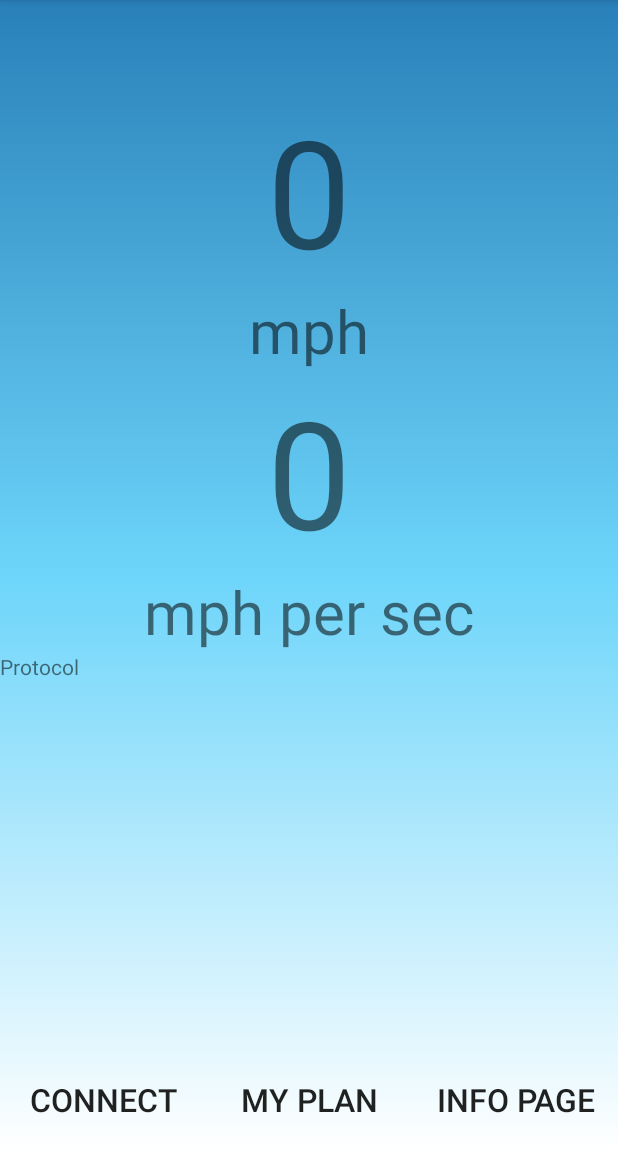
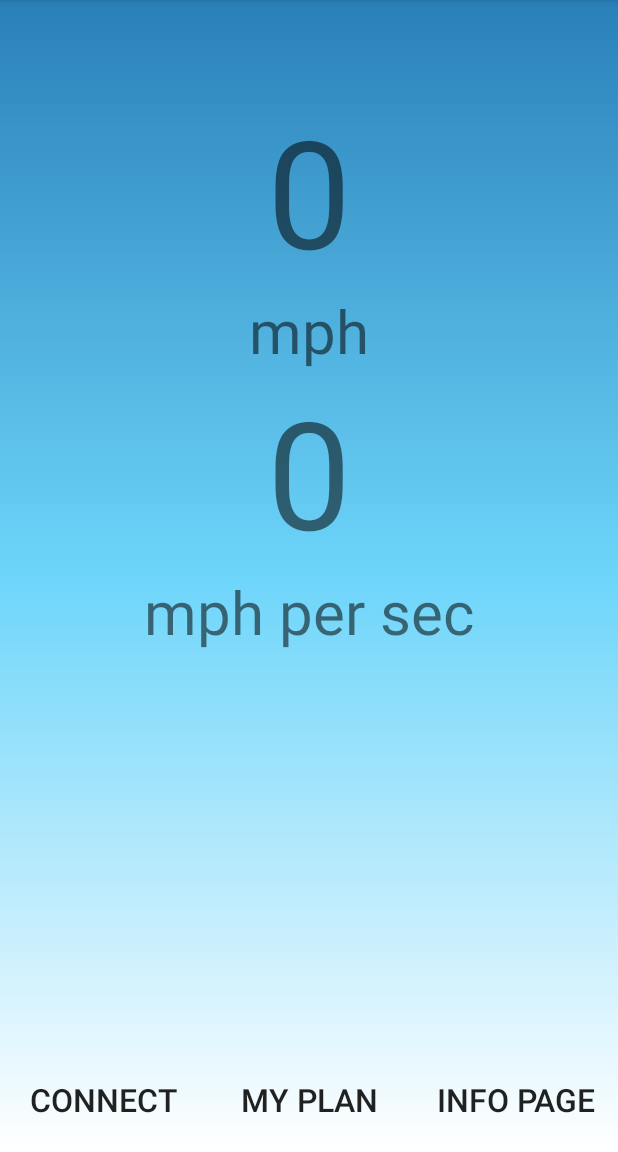
Before and after one commit to Mozziemist/AssureX, an Android app: the Speed screen opened directly, with no data from a screen before it, on a phone screen of 412 x 824 dp, the part 84-1236 px from its top. Run offline under Robolectric (Android 15) with nearby library versions, the phone set to English and light mode, and no system bars.

Commit message:
missed some stuff

```diff
--- a/app/src/main/java/com/example/assurex/Speed.java
+++ b/app/src/main/java/com/example/assurex/Speed.java
@@ -38,7 +38,6 @@ public class Speed extends AppCompatActivity {
     private static final String TAG = "Speed";
     private TextView speed;
     private TextView acceleration;
-    private TextView protocol;
     private Button connectBtn;
     CarDataReceiver receiver;
     BtnStateReceiver BtnReceiver;
@@ -50,7 +49,6 @@ public class Speed extends AppCompatActivity {
         speed = findViewById(R.id.speed);
         acceleration = findViewById(R.id.acceleration);
         connectBtn = findViewById(R.id.connectButton);
-        protocol = findViewById(R.id.Protocol);
 
         receiver = new CarDataReceiver();
         registerReceiver(receiver, new IntentFilter("CarDataUpdates"));
--- a/app/src/main/res/layout/activity_speed.xml
+++ b/app/src/main/res/layout/activity_speed.xml
@@ -57,11 +57,6 @@
                     android:text="mph per sec"
                     android:textSize="40dp" />
 
-                <TextView
-                    android:id="@+id/Protocol"
-                    android:layout_width="match_parent"
-                    android:layout_height="wrap_content"
-                    android:text="Protocol" />
 
 
             </LinearLayout>
```
